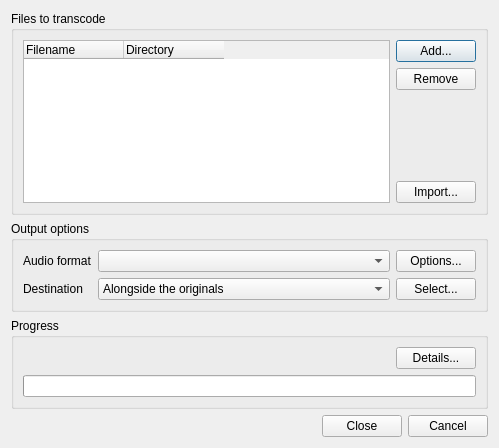
Qt form src/transcoder/transcodedialog.ui (clementine-player/Clementine) before a commit.
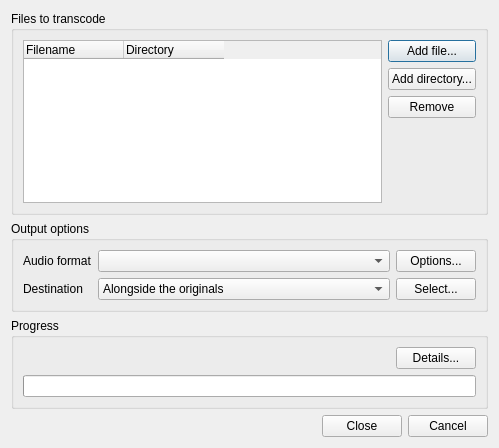
The same form after that commit. Icons and pictures are not drawn.

Commit message: Rename "Import" to "Add directory" in the transcode dialog

Diff of the .ui file:
```diff
--- a/src/transcoder/transcodedialog.ui
+++ b/src/transcoder/transcodedialog.ui
@@ -64,7 +64,17 @@
         <item>
          <widget class="QPushButton" name="add">
           <property name="text">
-           <string>Add...</string>
+           <string>Add file...</string>
+          </property>
+         </widget>
+        </item>
+        <item>
+         <widget class="QPushButton" name="import">
+          <property name="toolTip">
+           <string>Add all tracks from a directory and all its subdirectories</string>
+          </property>
+          <property name="text">
+           <string>Add directory...</string>
           </property>
          </widget>
         </item>
@@ -88,16 +98,6 @@
           </property>
          </spacer>
         </item>
-        <item>
-         <widget class="QPushButton" name="import">
-          <property name="toolTip">
-           <string>Add all tracks from a directory and all its subdirectories</string>
-          </property>
-          <property name="text">
-           <string>Import...</string>
-          </property>
-         </widget>
-        </item>
        </layout>
       </item>
      </layout>
```
Left out of the diff: 12 changed lines with no effect on the pictures.
